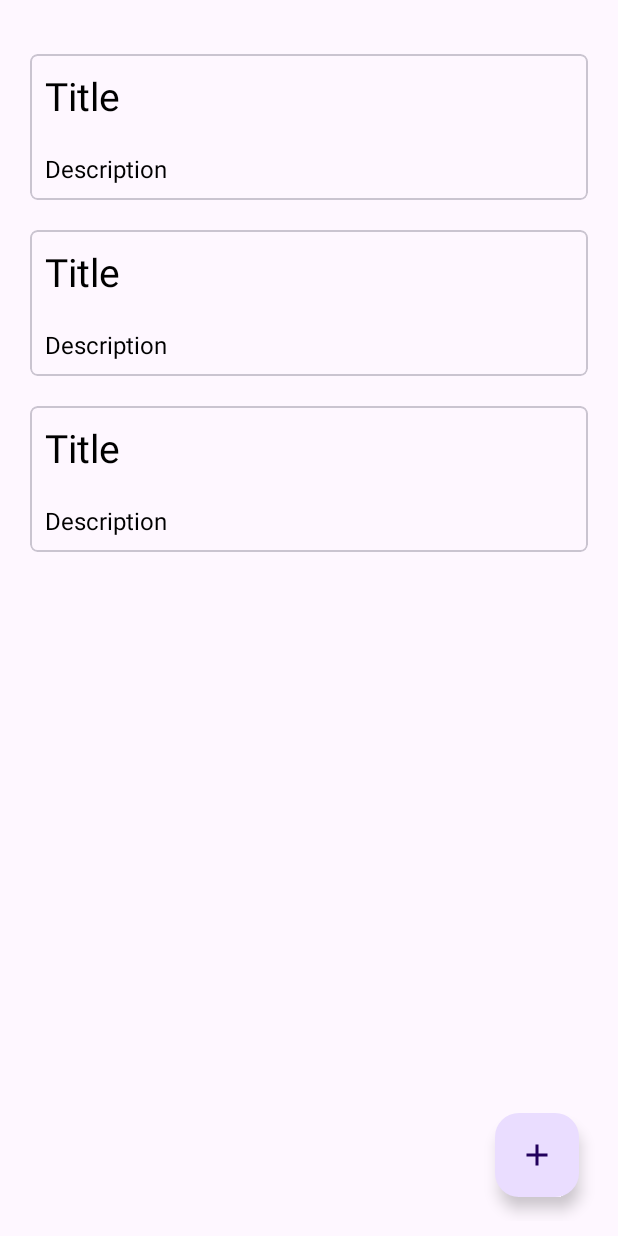
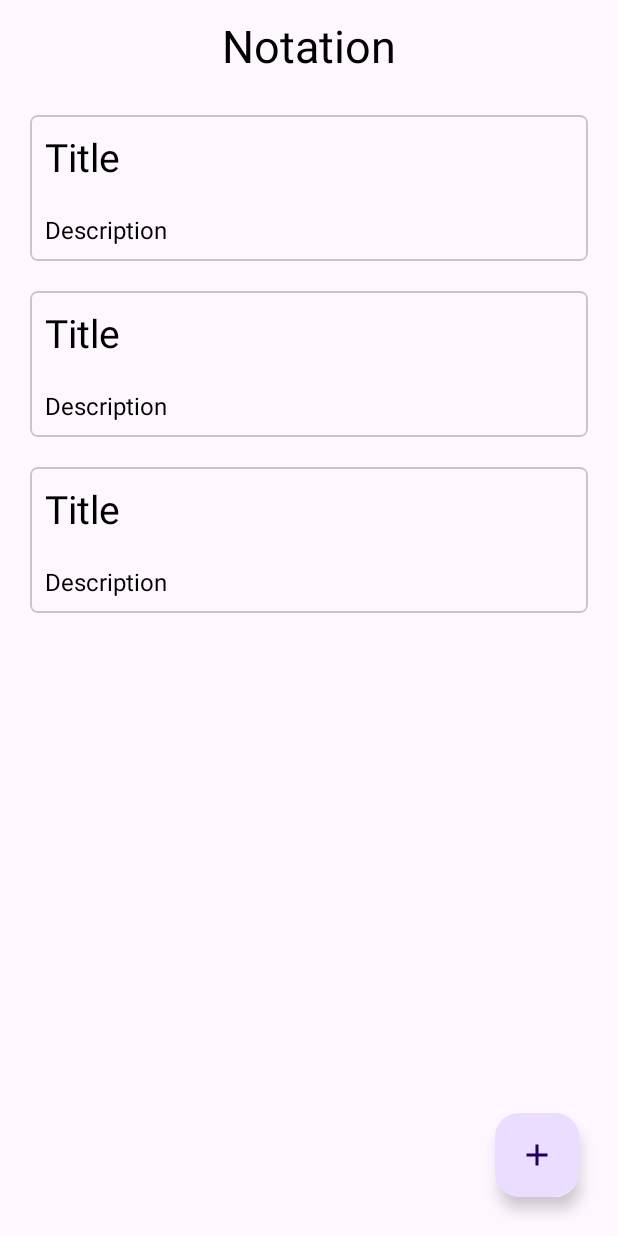
Before and after one commit to inkand-paper/sharedpref-practice, an Android app: the layout activity_main.xml on its own in the app's theme, with its tools: preview values and no code run, on a phone screen of 412 x 824 dp. Run offline under Robolectric (Android 15) with nearby library versions, the phone set to English and light mode, and no system bars.

Commit message:
added title

```diff
--- a/app/src/main/res/layout/activity_main.xml
+++ b/app/src/main/res/layout/activity_main.xml
@@ -8,12 +8,23 @@
     android:layout_height="match_parent"
     tools:context=".view.MainActivity">
 
+    <TextView
+        android:layout_width="wrap_content"
+        android:layout_height="wrap_content"
+        android:text="Notation"
+        app:layout_constraintTop_toTopOf="parent"
+        app:layout_constraintStart_toStartOf="parent"
+        app:layout_constraintEnd_toEndOf="parent"
+        android:textSize="30sp"
+        android:textColor="@color/black"
+        android:id="@+id/Title"/>
+
     <androidx.recyclerview.widget.RecyclerView
         android:id="@+id/RecyclerView"
         android:layout_width="match_parent"
         android:layout_height="0dp"
-        app:layout_constraintBottom_toTopOf="@id/FloatingActionButton"
-        app:layout_constraintTop_toTopOf="parent"
+       app:layout_constraintBottom_toBottomOf="parent"
+        app:layout_constraintTop_toBottomOf="@id/Title"
         android:layout_marginTop="16dp"
         tools:listitem="@layout/note_item"/>
 
```
